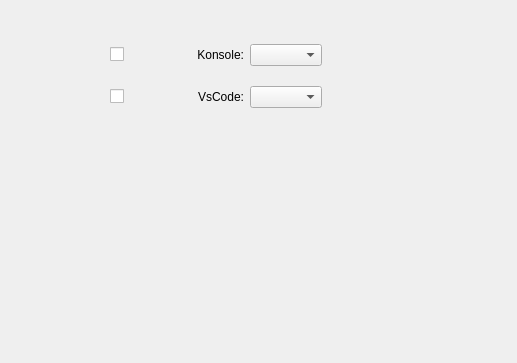
Qt form src/settings/profiles/externaldialog.ui (baduhai/Koi) before a commit.
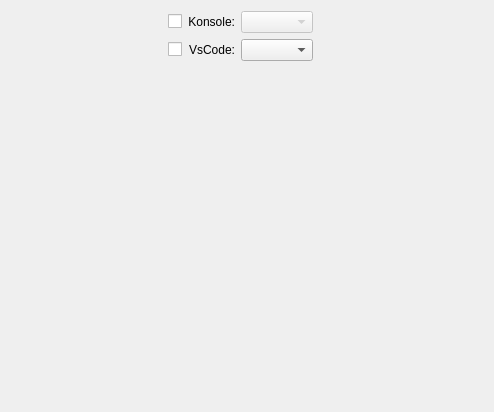
The same form after that commit.

Commit message:
added the ability to set konsole themes
you can now set individual konsole themes for different profiles

Diff of the .ui file:
```diff
--- a/src/settings/profiles/externaldialog.ui
+++ b/src/settings/profiles/externaldialog.ui
@@ -6,31 +6,64 @@
    <rect>
     <x>0</x>
     <y>0</y>
-    <width>517</width>
-    <height>363</height>
+    <width>494</width>
+    <height>412</height>
    </rect>
   </property>
   <property name="windowTitle">
    <string>Form</string>
   </property>
-  <widget class="QWidget" name="">
-   <property name="geometry">
-    <rect>
-     <x>110</x>
-     <y>30</y>
-     <width>212</width>
-     <height>94</height>
-    </rect>
-   </property>
-   <layout class="QGridLayout" name="gridLayout">
+  <layout class="QGridLayout" name="gridLayout_3">
     <item row="0" column="0">
+    <layout class="QGridLayout" name="gridLayout_2">
+     <item row="0" column="3">
+      <spacer name="horizontalSpacer_3">
+       <property name="orientation">
+        <enum>Qt::Horizontal</enum>
+       </property>
+       <property name="sizeHint" stdset="0">
+        <size>
+         <width>40</width>
+         <height>20</height>
+        </size>
+       </property>
+      </spacer>
+     </item>
+     <item row="1" column="0">
+      <layout class="QHBoxLayout" name="horizontalLayout_6">
+       <item>
+        <spacer name="horizontalSpacer_2">
+         <property name="orientation">
+          <enum>Qt::Horizontal</enum>
+         </property>
+         <property name="sizeHint" stdset="0">
+          <size>
+           <width>40</width>
+           <height>20</height>
+          </size>
+         </property>
+        </spacer>
+       </item>
+       <item>
      <widget class="QCheckBox" name="checkBox">
       <property name="text">
        <string/>
       </property>
      </widget>
     </item>
-    <item row="0" column="1" colspan="2">
+      </layout>
+     </item>
+     <item row="1" column="1">
+      <widget class="QLabel" name="label_2">
+       <property name="text">
+        <string>VsCode:</string>
+       </property>
+       <property name="alignment">
+        <set>Qt::AlignRight|Qt::AlignTrailing|Qt::AlignVCenter</set>
+       </property>
+      </widget>
+     </item>
+     <item row="0" column="1">
      <widget class="QLabel" name="label">
       <property name="text">
        <string>Konsole:</string>
@@ -40,31 +73,56 @@
       </property>
      </widget>
     </item>
-    <item row="0" column="3">
-     <widget class="QComboBox" name="comboBox"/>
-    </item>
-    <item row="1" column="0" colspan="2">
-     <widget class="QCheckBox" name="checkBox_2">
-      <property name="text">
-       <string/>
+     <item row="0" column="2">
+      <widget class="QComboBox" name="konsoleBox">
+       <property name="enabled">
+        <bool>false</bool>
       </property>
      </widget>
     </item>
     <item row="1" column="2">
-     <widget class="QLabel" name="label_2">
+      <widget class="QComboBox" name="comboBox"/>
+     </item>
+     <item row="0" column="0">
+      <layout class="QHBoxLayout" name="horizontalLayout_4">
+       <item>
+        <spacer name="horizontalSpacer">
+         <property name="orientation">
+          <enum>Qt::Horizontal</enum>
+         </property>
+         <property name="sizeHint" stdset="0">
+          <size>
+           <width>40</width>
+           <height>20</height>
+          </size>
+         </property>
+        </spacer>
+       </item>
+       <item>
+        <widget class="QCheckBox" name="konsoleChkBox">
       <property name="text">
-       <string>VsCode:</string>
-      </property>
-      <property name="alignment">
-       <set>Qt::AlignRight|Qt::AlignTrailing|Qt::AlignVCenter</set>
-      </property>
-     </widget>
-    </item>
-    <item row="1" column="3">
-     <widget class="QComboBox" name="comboBox_2"/>
-    </item>
-   </layout>
-  </widget>
+          <string/>
+         </property>
+        </widget>
+       </item>
+      </layout>
+     </item>
+     <item row="2" column="1">
+      <spacer name="verticalSpacer">
+       <property name="orientation">
+        <enum>Qt::Vertical</enum>
+       </property>
+       <property name="sizeHint" stdset="0">
+        <size>
+         <width>20</width>
+         <height>40</height>
+        </size>
+       </property>
+      </spacer>
+     </item>
+    </layout>
+   </item>
+  </layout>
  </widget>
  <resources/>
  <connections/>
```
Lines whose indentation alone changed are shown as unchanged. The commit also changes 10 other files.
